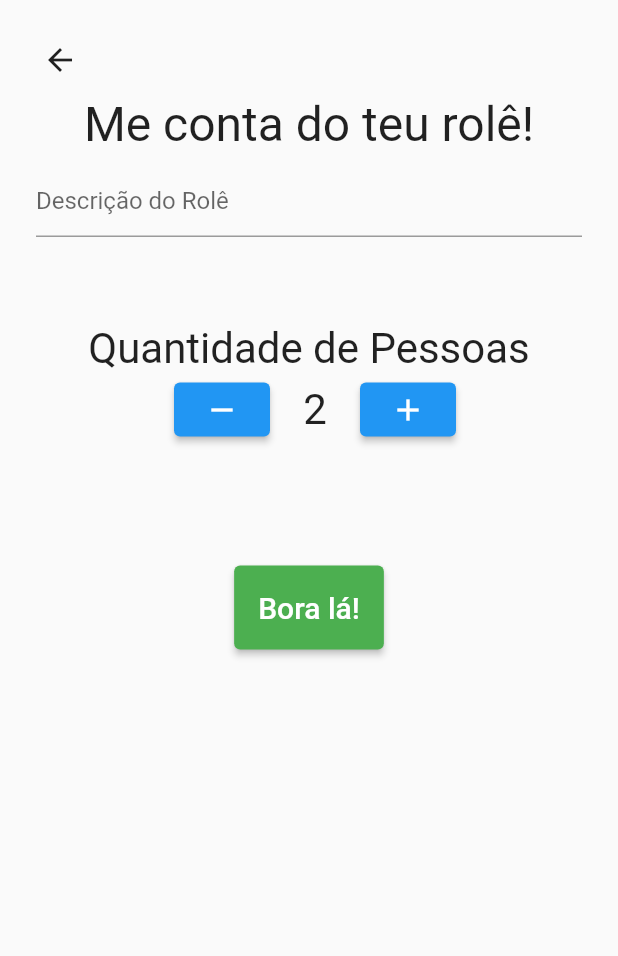
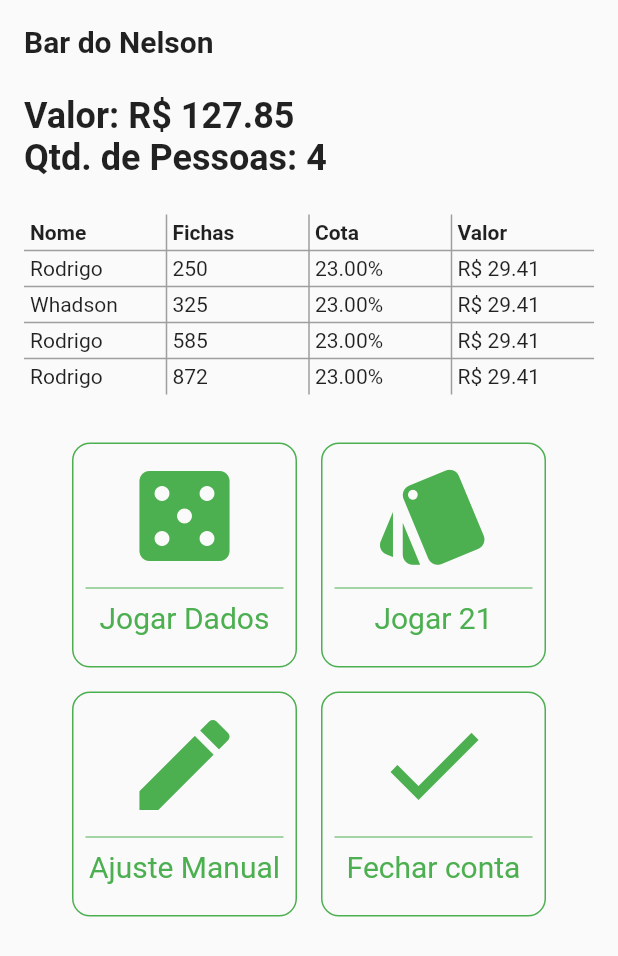
Before and after one commit to rodrigo-samenezes/casino_pay, a Flutter app: the App screen opened directly, after a tap on "Bora lá!", on a phone screen of 412 x 824 dp. Shown: the top 956 px of the screen. Run offline on Flutter 3.47's test engine with Material 2 defaults, Android fonts, the light colour scheme and no system bars; missing offline and left inert: dart:js.

Commit message:
GamePlayScreen Layout done

```diff
--- a/lib/components/PageBase.dart
+++ b/lib/components/PageBase.dart
@@ -19,7 +19,8 @@ class PageBase extends StatelessWidget {
   @override
   Widget build(BuildContext context) {
     return Scaffold(
-      body: Container(
+      body: SingleChildScrollView(
+        child: Container(
           padding: EdgeInsets.all(16),
           child: Column(
             children: [
@@ -40,6 +41,7 @@ class PageBase extends StatelessWidget {
             ],
           )
         ),
+      ),
     );
   }
 }
--- /dev/null
+++ b/lib/components/ui/BillTable.dart
@@ -0,0 +1,44 @@
+import 'package:cassino_pay/models/Bill.dart';
+import 'package:flutter/material.dart';
+
+class BillTable extends StatelessWidget {
+  final Bill bill;
+  const BillTable({Key? key, required this.bill}) : super(key: key);
+
+  @override
+  Widget build(BuildContext context) {
+
+    List<Widget> generateHeaders(List<String> headers) {
+      return headers.map((header) => Container(
+        padding: EdgeInsets.symmetric(vertical: 4, horizontal: 4),
+        child: Text(header, style: TextStyle(fontWeight: FontWeight.bold))
+      )).toList();
+    }
+
+    TableRow generateRow(List<String> rowItems) {
+      return TableRow(
+        children: rowItems.map((rowItem) => Container(
+          padding: EdgeInsets.symmetric(vertical: 4, horizontal: 4),
+          child: Text(rowItem)
+        )).toList()
+      );
+    }
+    return Table(
+      border: TableBorder.symmetric(
+        inside: BorderSide(color: Colors.grey)
+      ),
+      children: [
+        TableRow(children: generateHeaders(["Nome", "Fichas", "Cota", "Valor"])),
+        ...bill.people
+            .asMap()
+            .entries
+            .map((p) => generateRow([
+              "${p.value.name}",
+              "${p.value.coins}",
+              "${(bill.evaluatePartOfPersonIndex(p.key) * 100).toStringAsFixed(2)}%",
+              "R\$ ${(bill.getValueOfPerson(p.key)).toStringAsFixed(2)}"
+            ]))
+      ],
+    );
+  }
+}
--- a/lib/routes.dart
+++ b/lib/routes.dart
@@ -1,5 +1,6 @@
 import 'dart:js';
 
+import 'package:cassino_pay/screens/GamePlayScreen/GamePlayScreen.dart';
 import 'package:cassino_pay/screens/HistoricScreen/HistoricScreen.dart';
 import 'package:cassino_pay/screens/HomeScreen/HomeScreen.dart';
 import 'package:cassino_pay/screens/NightOutRegisterScreen/NightOutRegisterScreen.dart';
@@ -9,6 +10,7 @@ Map<String, Widget Function(BuildContext)> routes = {
   '/': (context) => const HomeScreen(),
   '/historic': (context) => HistoricScreen(),
   '/night_out_register': (context) => NightOutRegisterScreen(),
+  '/game_play': (context) => GamePlayScreen()
   //'/total_valor' : (context) => TotalValorScreen(),
   //'/game_page': (context) => GamePageScreen()
 };
--- /dev/null
+++ b/lib/screens/GamePlayScreen/GamePlayScreen.dart
@@ -0,0 +1,50 @@
+import 'package:cassino_pay/components/PageBase.dart';
+import 'package:cassino_pay/components/ui/BillTable.dart';
+import 'package:cassino_pay/models/Bill.dart';
+import 'package:cassino_pay/models/Person.dart';
+import 'package:cassino_pay/screens/GamePlayScreen/components/GamePlayScreenText.dart';
+import 'package:flutter/material.dart';
+
+import 'components/GamePlayOptions.dart';
+
+class GamePlayScreen extends StatefulWidget {
+  const GamePlayScreen({ Key? key }) : super(key: key);
+
+  @override
+  _GamePlayScreenState createState() => _GamePlayScreenState();
+}
+
+class _GamePlayScreenState extends State<GamePlayScreen> {
+  late Bill bill;
+
+  _GamePlayScreenState(): super() {
+    this.bill = Bill(
+      localName: "Bar do Nelson",
+      createdAt: DateTime(2021, 08, 10),
+      people: [
+        Person(name: 'Rodrigo', coins: 250),
+        Person(name: 'Whadson', coins: 325),
+        Person(name: 'Rodrigo', coins: 585),
+        Person(name: 'Rodrigo', coins: 872),
+      ],
+      total: 127.85
+    );
+  }
+
+  @override
+  Widget build(BuildContext context) {
+    return PageBase(
+      title: this.bill.localName,
+      crossAxisAlignment: CrossAxisAlignment.start,
+      children: [
+        SizedBox(height: 24,),
+        GamePlayScreenText("Valor: R\$ ${bill.total.toStringAsFixed(2)}"),
+        GamePlayScreenText("Qtd. de Pessoas: ${this.bill.people.length}"),
+        SizedBox(height: 24,),
+        BillTable(bill: bill),
+        SizedBox(height: 24,),
+        GamePlayOptions()
+      ],
+    );
+  }
+}
--- /dev/null
+++ b/lib/screens/GamePlayScreen/components/GamePlayOptions.dart
@@ -0,0 +1,89 @@
+import 'package:flutter/material.dart';
+
+
+class GamePlayOptions extends StatelessWidget {
+  const GamePlayOptions({
+    Key? key,
+  }) : super(key: key);
+
+  @override
+  Widget build(BuildContext context) {
+    return Container(
+      child: Column(
+        children: [
+          Row(
+            mainAxisAlignment: MainAxisAlignment.center,
+            children: [
+              GamePlayOptionsButton(
+                iconData: Icons.casino,
+                label: "Jogar Dados",
+                onTap: (){},
+              ),
+              GamePlayOptionsButton(
+                iconData: Icons.style,
+                label: "Jogar 21",
+                onTap: (){},
+              )
+            ]
+          ),
+          Row(
+            mainAxisAlignment: MainAxisAlignment.center,
+            children: [
+              GamePlayOptionsButton(
+                iconData: Icons.edit,
+                label: "Ajuste Manual",
+                onTap: (){},
+              ),
+              GamePlayOptionsButton(
+                iconData: Icons.done,
+                label: "Fechar conta",
+                onTap: (){},
+              )
+            ]
+          )
+        ],
+      ),
+    );
+  }
+}
+
+class GamePlayOptionsButton extends StatelessWidget {
+  final IconData iconData;
+  final String label;
+  final void Function() onTap;
+
+  const GamePlayOptionsButton({
+    required this.iconData,
+    required this.label,
+    required this.onTap,
+    Key? key,
+  }) : super(key: key);
+
+  @override
+  Widget build(BuildContext context) {
+    return Padding(
+      padding: const EdgeInsets.all(8.0),
+      child: InkWell(
+        onTap: this.onTap,
+        child: Container(
+          height: 150,
+          width: 150,
+          decoration: BoxDecoration(
+            border: Border.all(color: Colors.green),
+            borderRadius: BorderRadius.all(Radius.circular(12))
+          ),
+          child: Padding(
+            padding: const EdgeInsets.all(8.0),
+            child: Column(
+              children: [
+                Icon(iconData, size: 80, color: Colors.green,),
+                Divider(color: Colors.green,),
+                Text(label, style: TextStyle(fontSize: 20, color: Colors.green),)
+              ],
+            ),
+          ),
+        ),
+      ),
+    );
+  }
+}
--- /dev/null
+++ b/lib/screens/GamePlayScreen/components/GamePlayScreenText.dart
@@ -0,0 +1,11 @@
+import 'package:flutter/material.dart';
+
+class GamePlayScreenText extends StatelessWidget {
+  final String text;
+  const GamePlayScreenText(this.text, { Key? key }) : super(key: key);
+
+  @override
+  Widget build(BuildContext context) {
+    return Text(text, style: TextStyle(fontWeight: FontWeight.bold, fontSize: 24),);
+  }
+}
--- a/lib/screens/HistoricScreen/HistoricScreen.dart
+++ b/lib/screens/HistoricScreen/HistoricScreen.dart
@@ -1,4 +1,5 @@
 import 'package:cassino_pay/components/PageBase.dart';
+import 'package:cassino_pay/components/ui/BillTable.dart';
 import 'package:cassino_pay/models/Bill.dart';
 import 'package:cassino_pay/models/Person.dart';
 import 'package:flutter/material.dart';
@@ -85,41 +86,7 @@ class _HistoricScreenState extends State<HistoricScreen> {
                   SizedBox(height: 18,),
                   Padding(
                     padding: const EdgeInsets.all(16),
-                    child: Table(
-                      children: [
-                        TableRow(
-                          children: [
-                            Container(
-                              child: Text("Nome", style: TextStyle(fontWeight: FontWeight.bold))
-                            ),
-                            Container(
-                              child: Text("Fichas", style: TextStyle(fontWeight: FontWeight.bold))
-                            ),
-                            Container(
-                              child: Text("Cota", style: TextStyle(fontWeight: FontWeight.bold))
-                            ),
-                            Container(
-                              child: Text("Valor", style: TextStyle(fontWeight: FontWeight.bold))
-                            )
-                          ]
-                        ),
-                        ...e.bill.people.asMap().entries.map((p) => TableRow(
-                        children: [
-                          Container(
-                            child: Text("${p.value.name}")
-                          ),
-                          Container(
-                            child: Text("${p.value.coins}")
-                          ),
-                          Container(
-                            child: Text("${(e.bill.evaluatePartOfPersonIndex(p.key)*100).toStringAsFixed(2)}%")
-                          ),
-                          Container(
-                            child: Text("R\$ ${(e.bill.getValueOfPerson(p.key)).toStringAsFixed(2)}")
-                          )
-                        ]
-                      )).toList()],
-                    ),
+                    child: BillTable(bill: e.bill),
                   )
                 ]
               ),
--- a/lib/screens/NightOutRegisterScreen/NightOutRegisterScreen.dart
+++ b/lib/screens/NightOutRegisterScreen/NightOutRegisterScreen.dart
@@ -70,7 +70,7 @@ class NightOutRegisterScreen extends StatelessWidget {
               child: PrimaryButton(
                 label: "Bora lá!",
                 onPressed: () {
-                  Navigator.pushNamed(context, ''); //total_valor
+                  Navigator.pushNamed(context, '/game_play'); //total_valor
                 },
               ),
             )
```
Also changed, not shown: lib/screens/HistoricScreen/teste.dart (deleted). Lines whose indentation alone changed are shown as unchanged.
